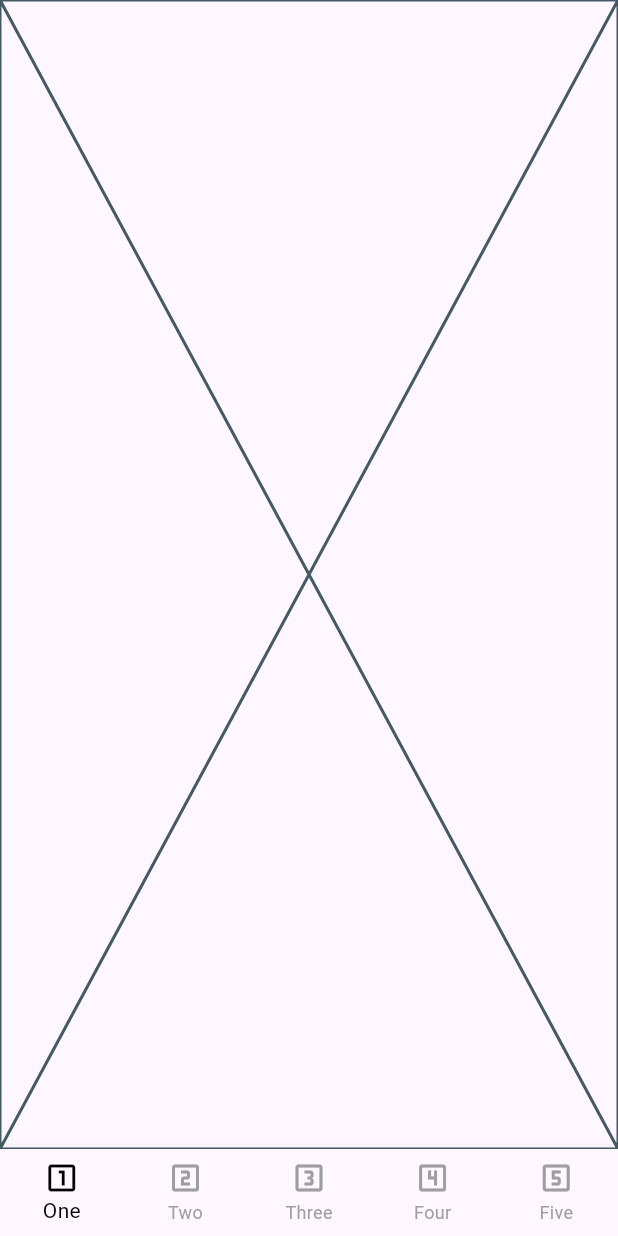
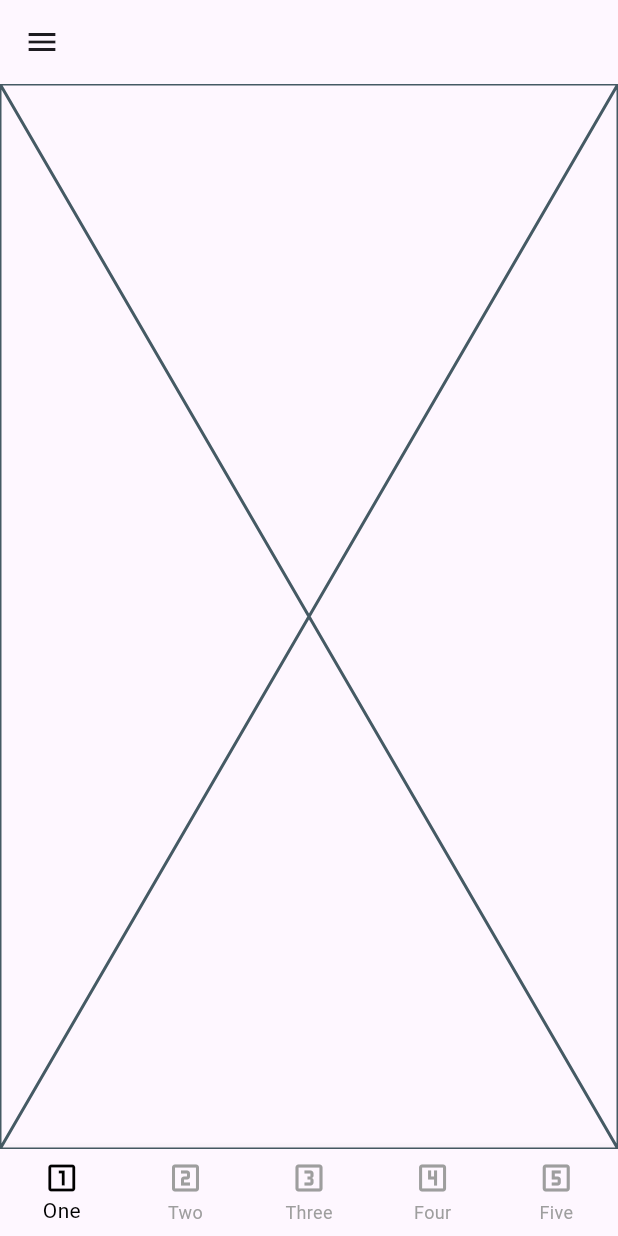
Before and after one commit to sanamdongol/flutter_cosmos_bce, a Flutter app: the DashboardPage screen opened directly, on a phone screen of 412 x 824 dp. Run offline on Flutter 3.47's test engine with Material 3 defaults, Android fonts, the light colour scheme and no system bars.

Commit message:
Navigation UI in progress

```diff
--- a/lib/dashboard.dart
+++ b/lib/dashboard.dart
@@ -25,7 +25,47 @@ class _DashboardPageState extends State<DashboardPage> {
   @override
   Widget build(BuildContext context) {
     return Scaffold(
+      appBar: AppBar(
+        leading: Builder(
+          builder: (context) {
+            return IconButton(
+              onPressed: () {
+                Scaffold.of(context).openDrawer();
+              },
+              icon: Icon(Icons.menu),
+            );
+          }
+        ),
+      ),
       body: pages[_currentIndex],
+      drawer: Drawer(
+        child: ListView(
+          children: [
+            DrawerHeader(
+              child: Container(
+                color: Colors.blue,
+                child: Text('My App'),
+              ),
+            ),
+            ListTile(
+              leading: Icon(Icons.ac_unit),
+              title: Text("Item One"),
+            ),
+            ListTile(
+              leading: Icon(Icons.gpp_bad_rounded),
+              title: Text("Item Two"),
+              trailing: Icon(Icons.night_shelter),
+            ),
+
+            Row(
+              children: [
+                Icon(Icons.ac_unit),
+                Text("Item 2")
+              ],
+            )
+          ],
+        ),
+      ),
       bottomNavigationBar: BottomNavigationBar(
         type: BottomNavigationBarType.fixed,
         selectedItemColor: Colors.black,
```
